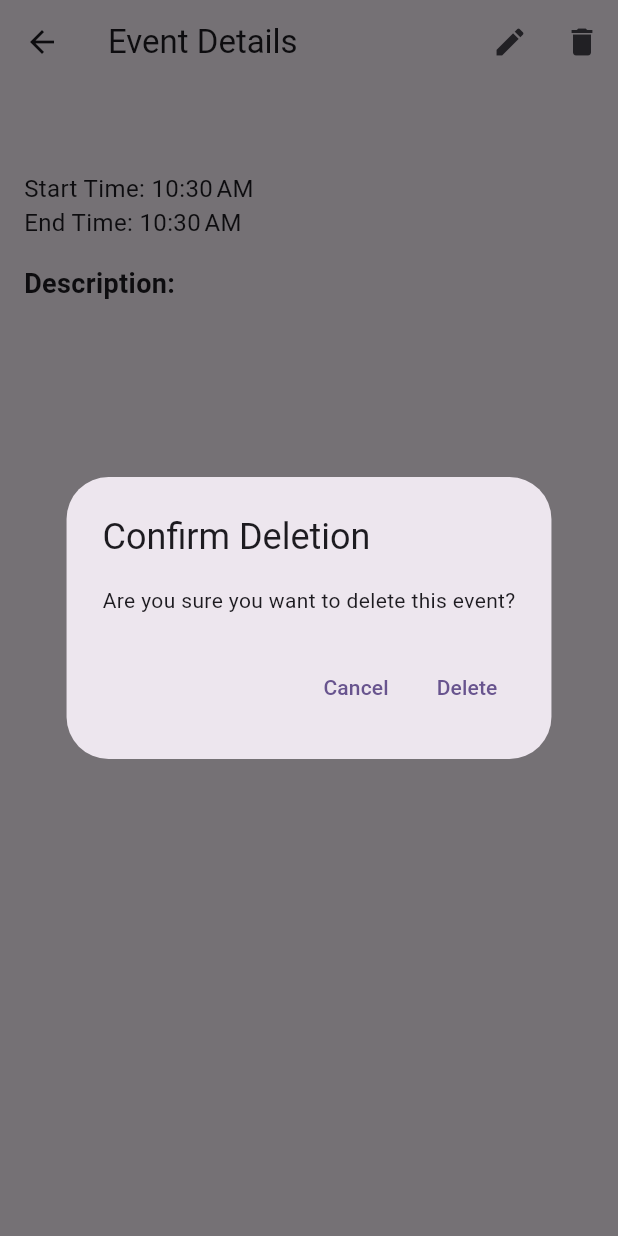
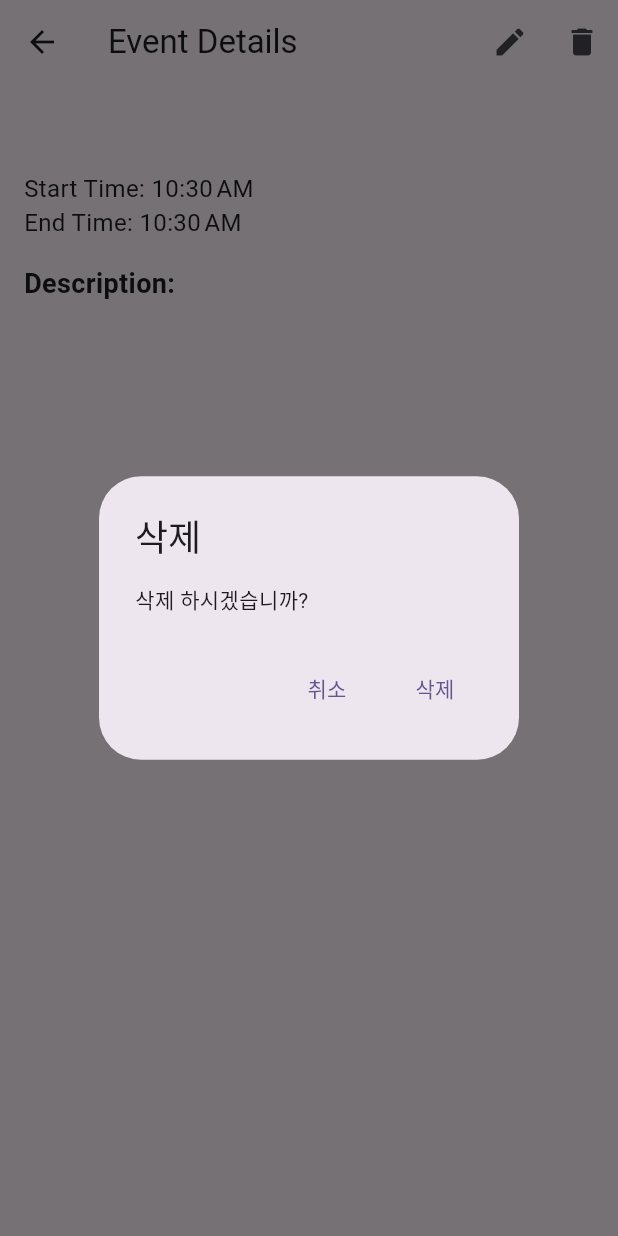
Before and after one commit to hanationeline/online, a Flutter app: the EventDetailPage screen opened directly with empty values, after a tap on the "delete" icon, on a phone screen of 412 x 824 dp. Run offline on Flutter 3.47's test engine with Material 3 defaults, Android fonts, the phone set to English and light mode, and no system bars; our stand-ins replace font_awesome_flutter, go_router, table_calendar; missing offline and left inert: pluto_grid.

Commit message:
상세페이지 업데이트 로직 결함 수정

```diff
--- a/lib/models/event_model.dart
+++ b/lib/models/event_model.dart
@@ -51,4 +51,23 @@ class Event {
       type: type ?? this.type,
     );
   }
+
+  @override
+  bool operator ==(Object other) =>
+      identical(this, other) ||
+      (other is Event &&
+          runtimeType == other.runtimeType &&
+          title == other.title &&
+          description == other.description &&
+          startTime == other.startTime &&
+          endTime == other.endTime &&
+          type == other.type);
+
+  @override
+  int get hashCode =>
+      title.hashCode ^
+      description.hashCode ^
+      startTime.hashCode ^
+      endTime.hashCode ^
+      type.hashCode;
 }
--- a/lib/screens/event_detail_page.dart
+++ b/lib/screens/event_detail_page.dart
@@ -30,6 +30,7 @@ class EventDetailPage extends StatelessWidget {
                   if (updatedEvent != null && updatedEvent is Event) {
                     eventProvider.removeEvent(event);
                     eventProvider.addEvent(updatedEvent);
+                    Navigator.pop(context, updatedEvent);
                   }
                 },
               ),
@@ -39,15 +40,14 @@ class EventDetailPage extends StatelessWidget {
                   showDialog(
                     context: context,
                     builder: (context) => AlertDialog(
-                      title: const Text('Confirm Deletion'),
-                      content: const Text(
-                          'Are you sure you want to delete this event?'),
+                      title: const Text('삭제'),
+                      content: const Text('삭제 하시겠습니까?'),
                       actions: [
                         TextButton(
                           onPressed: () {
                             Navigator.pop(context); // Close the dialog
                           },
-                          child: const Text('Cancel'),
+                          child: const Text('취소'),
                         ),
                         TextButton(
                           onPressed: () {
@@ -55,7 +55,7 @@ class EventDetailPage extends StatelessWidget {
                             Navigator.pop(context); // Close the dialog
                             Navigator.pop(context); // Close the EventDetailPage
                           },
-                          child: const Text('Delete'),
+                          child: const Text('삭제'),
                         ),
                       ],
                     ),
```
